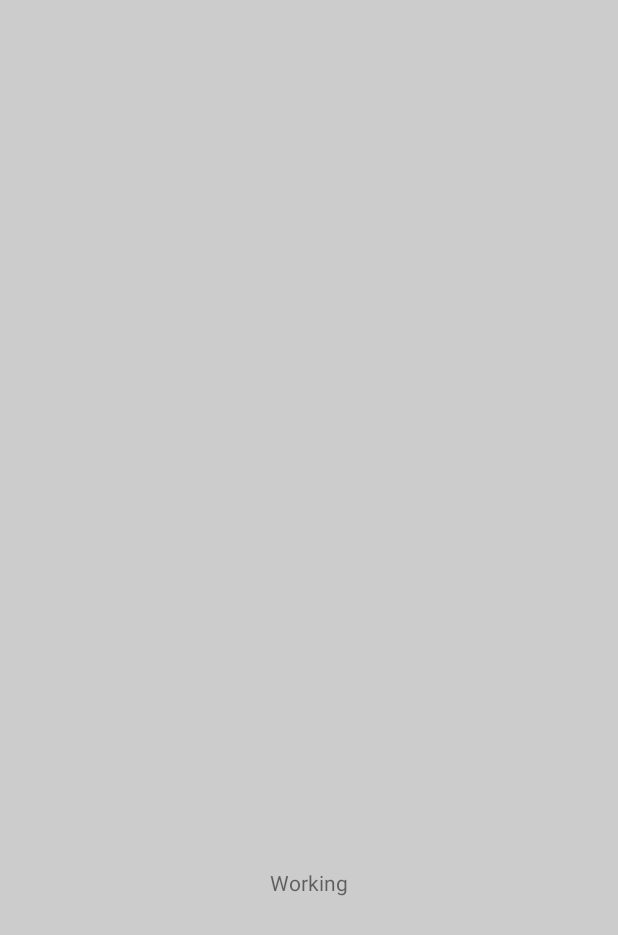
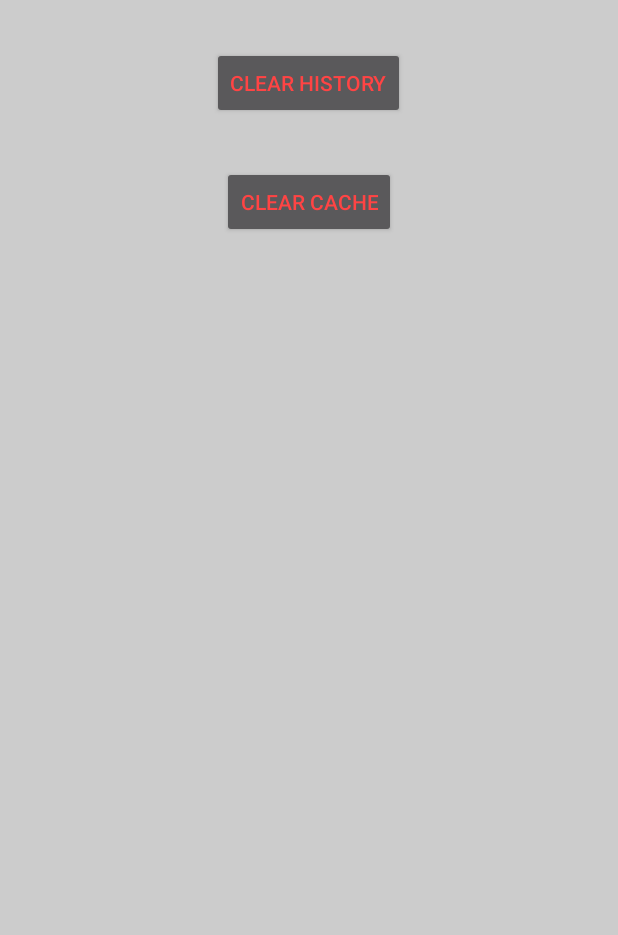
Before and after one commit to MCUnderground/Sharky, an Android app: the SettingsActivity screen opened directly, with no data from a screen before it, on a phone screen of 412 x 824 dp. Before the commit the part shown is almost empty. Shown: the top 935 px of the screen. Run offline under Robolectric (Android 15) with nearby library versions, the light colour scheme and no system bars.

Commit message:
Swipe to refresh, settings at sharky:settings and more !

```diff
--- a/app/src/main/java/tk/lostteam/sharky/MainActivity.java
+++ b/app/src/main/java/tk/lostteam/sharky/MainActivity.java
@@ -1,21 +1,24 @@
 package tk.lostteam.sharky;
 
 import android.app.Activity;
+import android.content.Context;
 import android.content.Intent;
 import android.graphics.Bitmap;
 import android.os.Bundle;
+import android.support.v4.widget.SwipeRefreshLayout;
 import android.view.View;
-import android.webkit.WebView;
-import android.webkit.WebViewClient;
+import android.webkit.*;
 import android.widget.Button;
 import android.widget.EditText;
 import android.widget.Toast;
+
 
 public class MainActivity extends Activity {
 
     WebView webview;
     Button searchBtn;
     EditText urlView;
+    private SwipeRefreshLayout swipeLayout;
 
 
     @Override
@@ -35,13 +38,28 @@ public class MainActivity extends Activity {
             @Override
             public void onPageStarted(WebView view, String url, Bitmap favicon) {
                 urlView.setText(url);
+
             }
+
+            @Override
+            public void onPageFinished(WebView view, String url) {
+                swipeLayout.setRefreshing(false);
+            }
+
+            @Override
+            public void onReceivedError(WebView viewer, WebResourceRequest request, WebResourceError error) {
+                viewer.loadUrl("file:///android_asset/error.html");
+            }
+
         });
+
+
 
         webview.getSettings().getBuiltInZoomControls();
         webview.getSettings().setJavaScriptEnabled(true);
         webview.getSettings().getCacheMode();
         webview.getSettings().getAllowFileAccess();
+        webview.getSettings().setSaveFormData(true);
 
         webview.loadUrl("http://google.com");
 
@@ -53,7 +71,7 @@ public class MainActivity extends Activity {
                     startActivity(i);
                 } else if (!urlView.getText().toString().contains("http://") || !urlView.getText().toString().contains("https://")) {
                     webview.loadUrl("http://" + urlView.getText().toString());
-                } else if (urlView.getText().toString().equals("") || urlView.getText().toString().equals("http://")) {
+                } else if (urlView.getText().toString().equals("google") || urlView.getText().toString().equals("http://google")) {
                     webview.loadUrl("http://google.com");
                 } else if (urlView.getText().toString().contains("http://") || urlView.getText().toString().contains("https://")) {
                     webview.loadUrl(urlView.getText().toString());
@@ -62,6 +80,17 @@ public class MainActivity extends Activity {
 
         });
 
+        swipeLayout = (SwipeRefreshLayout) findViewById(R.id.swipe);
+
+        swipeLayout.setColorSchemeResources(android.R.color.holo_green_dark);
+
+        swipeLayout.setOnRefreshListener(new SwipeRefreshLayout.OnRefreshListener() {
+            @Override
+            public void onRefresh() {
+                webview.reload();
+                swipeLayout.setRefreshing(true);
+            }
+        });
 
     }
 
--- a/app/src/main/java/tk/lostteam/sharky/SettingsActivity.java
+++ b/app/src/main/java/tk/lostteam/sharky/SettingsActivity.java
@@ -1,16 +1,38 @@
 package tk.lostteam.sharky;
 
-import android.app.Activity;
+
 import android.os.Bundle;
+import android.view.View;
+import android.widget.Button;
 
 /**
  * Created by MC on 19.3.2017.
  */
-public class SettingsActivity extends Activity{
+public class SettingsActivity extends MainActivity{
+
+    Button clrHistoryBtn;
+    Button clrCacheBtn;
 
     @Override
     protected void onCreate(Bundle savedInstanceState) {
         super.onCreate(savedInstanceState);
         setContentView(R.layout.settings_layout);
+
+        clrHistoryBtn = (Button) findViewById(R.id.clearHistoryBtn);
+        clrCacheBtn = (Button) findViewById(R.id.clearCacheBtn);
+
+        clrHistoryBtn.setOnClickListener(new View.OnClickListener() {
+            @Override
+            public void onClick(View v) {
+                webview.clearHistory();
+            }
+        });
+        clrCacheBtn.setOnClickListener(new View.OnClickListener() {
+            @Override
+            public void onClick(View v) {
+                webview.clearCache(true);
+            }
+        });
+
     }
 }
--- a/app/src/main/res/layout/settings_layout.xml
+++ b/app/src/main/res/layout/settings_layout.xml
@@ -4,9 +4,20 @@
                 android:layout_height="match_parent"
                 android:background="#ccc">
 
-    <TextView
-            android:text="Working"
+    <Button
+            android:text="Clear History"
             android:layout_width="wrap_content"
-            android:layout_height="wrap_content" android:layout_alignParentBottom="true"
-            android:layout_centerHorizontal="true" android:layout_marginBottom="226dp" android:id="@+id/textView3"/>
+            android:layout_height="wrap_content"
+            android:id="@+id/clearHistoryBtn"
+            android:layout_alignParentTop="true" android:layout_centerHorizontal="true"
+            android:textColor="#ffff4444"
+            android:layout_marginTop="31dp"/>
+    <Button
+            android:text="Clear Cache"
+            android:layout_width="wrap_content"
+            android:layout_height="wrap_content"
+            android:id="@+id/clearCacheBtn"
+            android:layout_marginTop="31dp"
+            android:layout_below="@+id/clearHistoryBtn" android:layout_centerHorizontal="true"
+            android:textColor="#ffff4444"/>
 </RelativeLayout>
--- a/app/src/main/res/values/styles.xml
+++ b/app/src/main/res/values/styles.xml
@@ -1,7 +1,7 @@
 <resources>
 
     <!-- Base application theme. -->
-    <style name="AppTheme" parent="Theme.AppCompat.Light.DarkActionBar">
+    <style name="AppTheme" parent="Theme.AppCompat">
         <!-- Customize your theme here. -->
         <item name="colorPrimary">@color/colorPrimary</item>
         <item name="colorPrimaryDark">@color/colorPrimaryDark</item>
```
Also changed, not shown: app/src/main/AndroidManifest.xml (+4 -3 lines), app/src/main/res/layout/activity_main.xml (+9 -0 lines), 1 other file.
